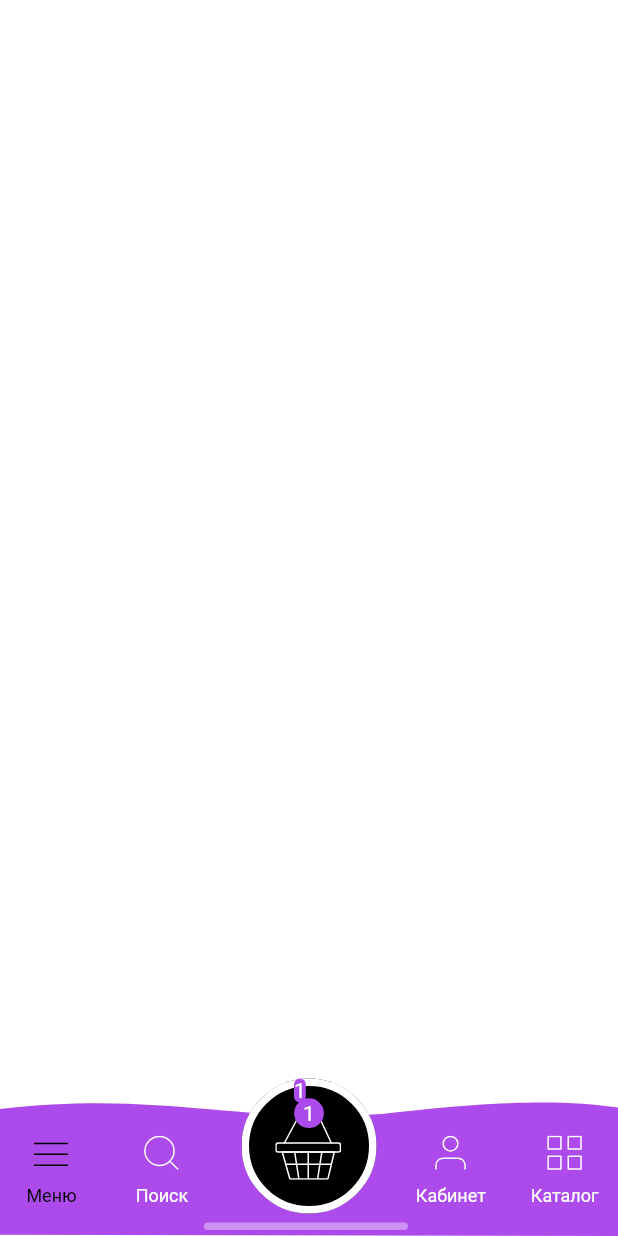
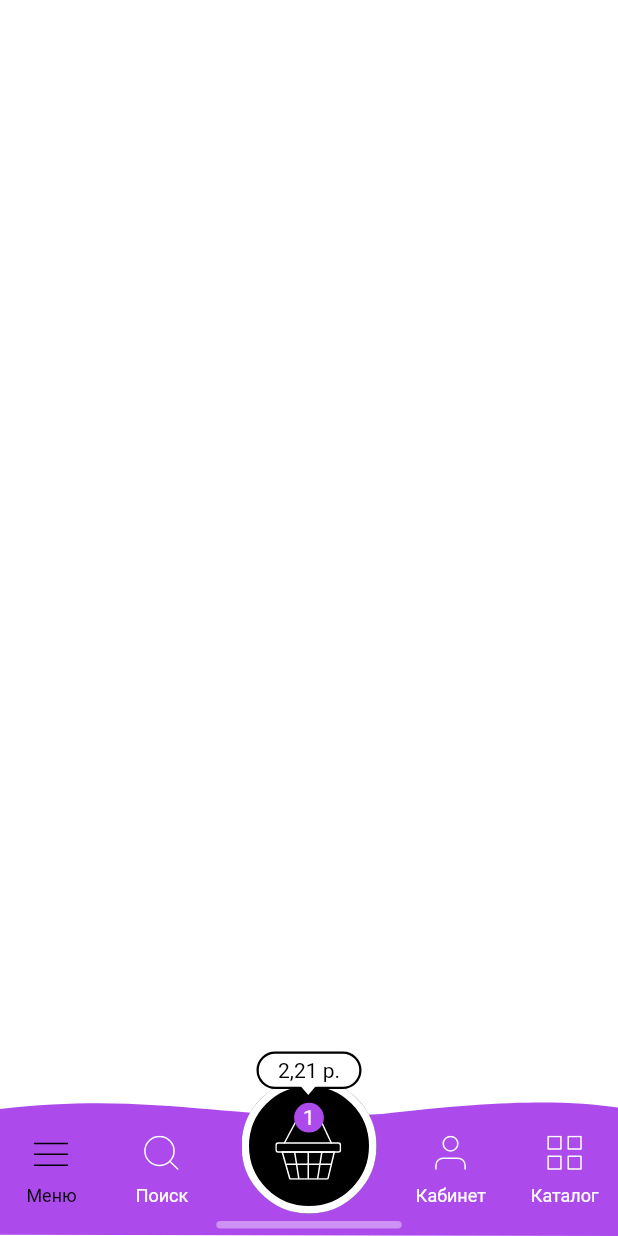
Before and after one commit to guvanch07/emelya, a Flutter app: the screen it shows after launch, after a tap on an icon or button, on a phone screen of 412 x 824 dp. Run offline on Flutter 3.47's test engine with Material 2 defaults, Android fonts, the phone set to English and light mode, and no system bars; our stand-ins replace flutter_svg, fluttertoast, google_fonts, sizer; Roboto replaces fonts that are missing (Arial).

Commit message:
basket button finished

```diff
--- a/lib/main.dart
+++ b/lib/main.dart
@@ -168,11 +168,11 @@ class _AppBottomNavBarState extends State<AppBottomNavBar> {
           ),
         ),
         Positioned(
-          left: 33.w,
-          bottom: 4,
+          left: 35.w,
+          bottom: 5,
           child: Container(
             height: 5,
-            width: 33.w,
+            width: 30.w,
             decoration: BoxDecoration(
               color: AppColors.white.withOpacity(0.4),
               borderRadius: const BorderRadius.all(
--- a/lib/widgets/buttons/basket_button.dart
+++ b/lib/widgets/buttons/basket_button.dart
@@ -10,7 +10,7 @@ class BasketButton extends StatefulWidget {
   const BasketButton({
     Key? key,
     this.initProductsCount = 0,
-    this.initPriceCount = 0,
+    this.initPriceCount = 0.0,
   }) : super(key: key);
 
   final int initProductsCount;
@@ -22,10 +22,13 @@ class BasketButton extends StatefulWidget {
 
 class _BasketButtonState extends State<BasketButton> {
   late int _count;
+  late double _price;
+  final Random rand = Random();
 
   @override
   void initState() {
     _count = widget.initProductsCount;
+    _price = widget.initPriceCount;
     super.initState();
   }
 
@@ -36,6 +39,7 @@ class _BasketButtonState extends State<BasketButton> {
 
     void _incrementCounter() {
       setState(() {
+        _price += rand.nextDouble() * 20;
         _count++;
       });
     }
@@ -53,7 +57,22 @@ class _BasketButtonState extends State<BasketButton> {
           ),
         ),
         PriceCount(
-          count: _count,
+          count: _price,
+        ),
+        Positioned(
+          top: 34,
+          left: 38.5,
+          child: CustomPaint(
+            painter: TrianglePainter(
+              strokeColor: AppColors.white,
+              strokeWidth: 10,
+              paintingStyle: PaintingStyle.fill,
+            ),
+            child: Container(
+              height: 7,
+              width: 12,
+            ),
+          ),
         ),
       ],
     );
@@ -129,7 +148,7 @@ class ItemCount extends StatelessWidget {
     dev.log('item count rebuilded');
 
     return Positioned(
-      top: containerSize / 1.5 + 30,
+      top: containerSize / 1.5 + 33,
       left: size / 2 - containerSize / 2,
       child: Container(
         width: containerSize,
@@ -162,35 +181,73 @@ class PriceCount extends StatelessWidget {
     required this.count,
   }) : super(key: key);
 
-  final int count;
+  final double count;
 
   @override
   Widget build(BuildContext context) {
     dev.log('item count rebuilded');
 
     return Positioned(
-      top: 30,
-      left: 35,
-      child: Container(
-        decoration: const BoxDecoration(
-          color: AppColors.purple,
-          borderRadius: BorderRadius.all(
-            Radius.circular(100),
-          ),
-        ),
-        child: Center(
-          child: Text(
-            count.toString(),
-            style: const TextStyle(
+      top: 12,
+      left: 10,
+      child: Stack(
+        fit: StackFit.passthrough,
+        children: [
+          Container(
+            width: 70,
+            height: 25,
+            decoration: BoxDecoration(
               color: AppColors.white,
-              fontFamily: 'Arial',
-              fontSize: 14,
-              fontWeight: FontWeight.w400,
+              border: Border.all(
+                width: 1.5,
+              ),
+              borderRadius: const BorderRadius.all(
+                Radius.circular(100),
+              ),
+            ),
+            child: Center(
+              child: Text('${count.toStringAsFixed(2).replaceAll('.', ',')} р.',
+                  style: Theme.of(context).textTheme.bodyText1),
             ),
           ),
-        ),
+        ],
       ),
     );
+  }
+}
+
+class TrianglePainter extends CustomPainter {
+  final Color strokeColor;
+  final PaintingStyle paintingStyle;
+  final double strokeWidth;
+
+  TrianglePainter(
+      {this.strokeColor = Colors.black,
+      this.strokeWidth = 3,
+      this.paintingStyle = PaintingStyle.stroke});
+
+  @override
+  void paint(Canvas canvas, Size size) {
+    Paint paint = Paint()
+      ..color = strokeColor
+      ..strokeWidth = strokeWidth
+      ..style = paintingStyle;
+
+    canvas.drawPath(getTrianglePath(size.width, size.height), paint);
+  }
+
+  Path getTrianglePath(double x, double y) {
+    return Path()
+      ..moveTo(0, 0)
+      ..lineTo(x, 0)
+      ..lineTo(x / 2, y);
+  }
+
+  @override
+  bool shouldRepaint(TrianglePainter oldDelegate) {
+    return oldDelegate.strokeColor != strokeColor ||
+        oldDelegate.paintingStyle != paintingStyle ||
+        oldDelegate.strokeWidth != strokeWidth;
   }
 }
 
```
